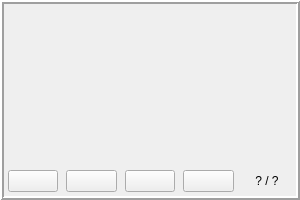
Qt form src/Widgets/crypt.ui (Zugzwangs/Eternal-Deck-Builder) before a commit.
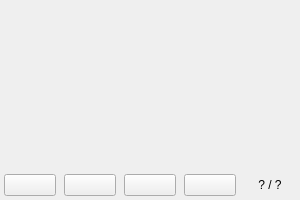
The same form after that commit. Icons and pictures are not drawn.

```diff
--- a/src/Widgets/crypt.ui
+++ b/src/Widgets/crypt.ui
@@ -26,21 +26,16 @@
    <string>Frame</string>
   </property>
   <property name="styleSheet">
-   <string notr="true">Crypt
-{
-     border-width: 1px;
-     border-style: solid;
-     border-radius: 4px;
-}</string>
+   <string notr="true"/>
   </property>
   <property name="frameShape">
-   <enum>QFrame::Box</enum>
+   <enum>QFrame::NoFrame</enum>
   </property>
   <property name="frameShadow">
-   <enum>QFrame::Raised</enum>
+   <enum>QFrame::Plain</enum>
   </property>
   <property name="lineWidth">
-   <number>2</number>
+   <number>0</number>
   </property>
   <layout class="QVBoxLayout" name="verticalLayout">
    <property name="spacing">
```
Left out of the diff: 12 changed lines with no effect on the pictures.
